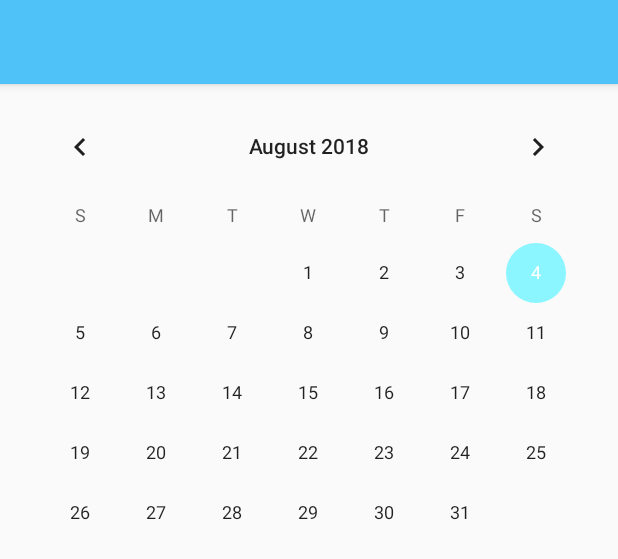
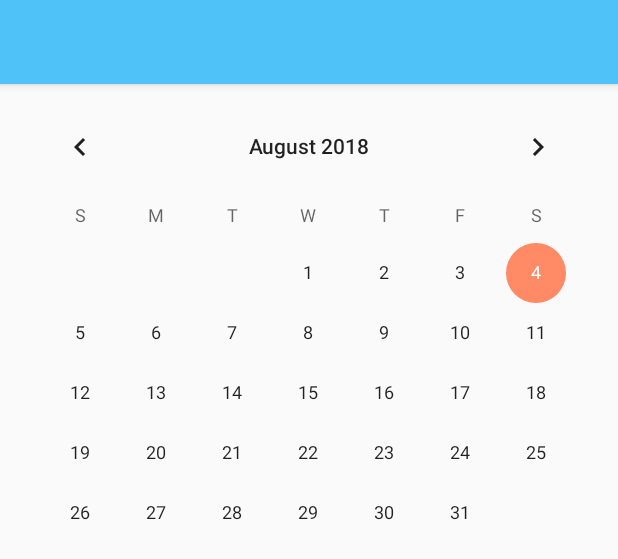
Before and after one commit to mfgabriel92/classes-android, an Android app: the layout activity_main.xml on its own in the app's theme, with its tools: preview values and no code run, on a phone screen of 412 x 824 dp. Shown: the top 559 px of the screen. Run offline under Robolectric (Android 15) with nearby library versions, the phone set to English and light mode, and no system bars.

Commit message:
WIP: add new schedule activity

```diff
--- a/app/build.gradle
+++ b/app/build.gradle
@@ -26,7 +26,7 @@ android {
 
 dependencies {
     implementation fileTree(dir: 'libs', include: ['*.jar'])
-    implementation"org.jetbrains.kotlin:kotlin-stdlib-jdk7:$kotlin_version"
+    implementation "org.jetbrains.kotlin:kotlin-stdlib-jdk7:$kotlin_version"
 
     implementation 'com.android.support:appcompat-v7:28.0.0-alpha1'
     implementation 'com.android.support.constraint:constraint-layout:1.1.2'
@@ -42,4 +42,6 @@ dependencies {
     testImplementation 'junit:junit:4.12'
     androidTestImplementation 'com.android.support.test:runner:1.0.2'
     androidTestImplementation 'com.android.support.test.espresso:espresso-core:3.0.2'
+
+    debugImplementation 'com.amitshekhar.android:debug-db:1.0.4'
 }
--- a/app/src/main/java/com/jjep/classes/database/Classes.kt
+++ b/app/src/main/java/com/jjep/classes/database/Classes.kt
@@ -10,8 +10,7 @@ data class Classes(
     @PrimaryKey(autoGenerate = true) var id: Int?,
     @ColumnInfo(name = "student_name") var studentName: String?,
     @ColumnInfo(name = "student_obs") var studentObs: String?,
-    @ColumnInfo(name = "class_time") var classTime: String?,
     @ColumnInfo(name = "date") var date: Date?
 ) {
-    constructor() : this(null, null, null, null, null)
+    constructor() : this(null, null, null, null)
 }
--- a/app/src/main/res/drawable/art_no_classes_today.xml
+++ b/app/src/main/res/drawable/art_no_classes_today.xml
@@ -1,9 +1,14 @@
-<vector android:height="24dp" android:viewportHeight="484.996"
-    android:viewportWidth="484.996" android:width="24dp" xmlns:android="http://schemas.android.com/apk/res/android">
-    <path android:fillColor="#93a7b5" android:pathData="M446.158,412.594v54.941h38.838v-93.779H38.838V214.617c0,-5.055 -1.895,-9.633 -5.684,-13.736c-3.789,-4.103 -8.367,-6.156 -13.735,-6.156c-5.368,0 -9.946,2.053 -13.735,6.156C1.895,204.986 0,209.565 0,214.617v252.918h38.838v-54.941H446.158L446.158,412.594z"/>
-    <path android:fillColor="#93a7b5" android:pathData="M108.95,316.447c9.788,0 18.313,-3.475 25.576,-10.42c7.263,-6.947 10.894,-15.316 10.894,-25.104c0,-9.789 -3.631,-18.155 -10.894,-25.102c-7.263,-6.946 -15.788,-10.421 -25.576,-10.421c-9.787,0 -18.156,3.476 -25.102,10.421c-6.946,6.946 -10.42,15.313 -10.42,25.102c0,9.789 3.474,18.158 10.42,25.104C90.794,312.973 99.163,316.447 108.95,316.447z"/>
-    <path android:fillColor="#93a7b5" android:pathData="M134.01,306.5H84.344c6.848,6.625 15.049,9.947 24.606,9.947C118.509,316.447 126.859,313.125 134.01,306.5z"/>
-    <path android:fillColor="#93a7b5" android:pathData="M475.997,287.082c-5.372,-4.736 -12.161,-7.736 -20.366,-9l-281.335,-27.469h-1.895c-5.052,0 -9.314,1.736 -12.788,5.209c-3.474,3.475 -5.21,7.736 -5.21,12.789v48.553c-2.054,-4.211 -33.441,7.809 -45.453,7.809c-12.086,0 -22.56,-4.346 -31.13,-12.916c-1.487,-1.488 -2.838,-3.037 -4.07,-4.637c-7.613,2.459 -13.125,9.594 -13.125,18.025v8.525c0,10.463 8.482,18.944 18.945,18.944h2.842h54.972h346.665v-47.36C484.049,297.975 481.364,291.818 475.997,287.082z"/>
-    <path android:fillColor="#93a7b5" android:pathData="M257.039,17.461c-38.441,0 -69.605,31.174 -69.605,69.613c0,38.42 31.164,69.584 69.605,69.584c38.433,0 69.587,-31.164 69.587,-69.584C326.626,48.635 295.472,17.461 257.039,17.461zM257.039,135.518c-26.728,0 -48.475,-21.734 -48.475,-48.447c0,-26.744 21.747,-48.492 48.475,-48.492c26.727,0 48.456,21.752 48.456,48.492C305.491,113.783 283.762,135.518 257.039,135.518z"/>
-    <path android:fillColor="#93a7b5" android:pathData="M263.02,83.232l0.004,-26.873c0,-3.303 -2.674,-5.969 -5.984,-5.969c-3.325,0 -6.003,2.666 -6.003,5.969v26.873v11.977v0.008h11.983v-0.008l26.875,0.008c3.297,0 5.982,-2.674 5.982,-5.99c0,-3.32 -2.688,-5.994 -5.982,-5.994L263.02,83.232L263.02,83.232z"/>
+<vector
+    xmlns:android="http://schemas.android.com/apk/res/android"
+    android:height="24dp"
+    android:width="24dp"
+    android:viewportHeight="484.996"
+    android:viewportWidth="484.996">
+
+    <path android:fillColor="@color/colorSecondary" android:pathData="M446.158,412.594v54.941h38.838v-93.779H38.838V214.617c0,-5.055 -1.895,-9.633 -5.684,-13.736c-3.789,-4.103 -8.367,-6.156 -13.735,-6.156c-5.368,0 -9.946,2.053 -13.735,6.156C1.895,204.986 0,209.565 0,214.617v252.918h38.838v-54.941H446.158L446.158,412.594z"/>
+    <path android:fillColor="@color/colorSecondary" android:pathData="M108.95,316.447c9.788,0 18.313,-3.475 25.576,-10.42c7.263,-6.947 10.894,-15.316 10.894,-25.104c0,-9.789 -3.631,-18.155 -10.894,-25.102c-7.263,-6.946 -15.788,-10.421 -25.576,-10.421c-9.787,0 -18.156,3.476 -25.102,10.421c-6.946,6.946 -10.42,15.313 -10.42,25.102c0,9.789 3.474,18.158 10.42,25.104C90.794,312.973 99.163,316.447 108.95,316.447z"/>
+    <path android:fillColor="@color/colorSecondary" android:pathData="M134.01,306.5H84.344c6.848,6.625 15.049,9.947 24.606,9.947C118.509,316.447 126.859,313.125 134.01,306.5z"/>
+    <path android:fillColor="@color/colorSecondary" android:pathData="M475.997,287.082c-5.372,-4.736 -12.161,-7.736 -20.366,-9l-281.335,-27.469h-1.895c-5.052,0 -9.314,1.736 -12.788,5.209c-3.474,3.475 -5.21,7.736 -5.21,12.789v48.553c-2.054,-4.211 -33.441,7.809 -45.453,7.809c-12.086,0 -22.56,-4.346 -31.13,-12.916c-1.487,-1.488 -2.838,-3.037 -4.07,-4.637c-7.613,2.459 -13.125,9.594 -13.125,18.025v8.525c0,10.463 8.482,18.944 18.945,18.944h2.842h54.972h346.665v-47.36C484.049,297.975 481.364,291.818 475.997,287.082z"/>
+    <path android:fillColor="@color/colorSecondary" android:pathData="M257.039,17.461c-38.441,0 -69.605,31.174 -69.605,69.613c0,38.42 31.164,69.584 69.605,69.584c38.433,0 69.587,-31.164 69.587,-69.584C326.626,48.635 295.472,17.461 257.039,17.461zM257.039,135.518c-26.728,0 -48.475,-21.734 -48.475,-48.447c0,-26.744 21.747,-48.492 48.475,-48.492c26.727,0 48.456,21.752 48.456,48.492C305.491,113.783 283.762,135.518 257.039,135.518z"/>
+    <path android:fillColor="@color/colorSecondary" android:pathData="M263.02,83.232l0.004,-26.873c0,-3.303 -2.674,-5.969 -5.984,-5.969c-3.325,0 -6.003,2.666 -6.003,5.969v26.873v11.977v0.008h11.983v-0.008l26.875,0.008c3.297,0 5.982,-2.674 5.982,-5.99c0,-3.32 -2.688,-5.994 -5.982,-5.994L263.02,83.232L263.02,83.232z"/>
 </vector>
--- /dev/null
+++ b/app/src/main/res/drawable/ic_add_white_24dp.xml
@@ -0,0 +1,5 @@
+<vector android:height="24dp" android:tint="#FFFFFF"
+    android:viewportHeight="24.0" android:viewportWidth="24.0"
+    android:width="24dp" xmlns:android="http://schemas.android.com/apk/res/android">
+    <path android:fillColor="#FF000000" android:pathData="M19,13h-6v6h-2v-6H5v-2h6V5h2v6h6v2z"/>
+</vector>
--- a/app/src/main/res/layout/activity_main.xml
+++ b/app/src/main/res/layout/activity_main.xml
@@ -5,7 +5,7 @@
     xmlns:tools="http://schemas.android.com/tools"
     android:layout_width="match_parent"
     android:layout_height="match_parent"
-    tools:context=".MainActivity">
+    tools:context=".ui.main.MainActivity">
 
     <android.support.v7.widget.Toolbar
         android:id="@+id/main_activity_toolbar"
@@ -43,8 +43,9 @@
 
         <ImageView
             android:id="@+id/img_no_classes"
-            android:layout_width="64dp"
-            android:layout_height="64dp"
+            android:layout_width="128dp"
+            android:layout_height="128dp"
+            android:layout_marginTop="16dp"
             android:layout_gravity="center"
             android:visibility="gone"
             android:src="@drawable/art_no_classes_today"/>
@@ -54,8 +55,10 @@
             android:layout_width="wrap_content"
             android:layout_height="wrap_content"
             android:layout_gravity="center"
+            android:layout_marginTop="8dp"
             android:visibility="gone"
             android:text="@string/no_classes_today"
+            android:textColor="@color/colorSecondary"
             tools:text="No classes for today" />
 
         <ProgressBar
--- a/app/src/main/res/values/colors.xml
+++ b/app/src/main/res/values/colors.xml
@@ -2,5 +2,6 @@
 <resources>
     <color name="colorPrimary">#4fc3f7</color>
     <color name="colorPrimaryDark">#0093c4</color>
-    <color name="colorAccent">#8bf6ff</color>
+    <color name="colorAccent">#ff8a65</color>
+    <color name="colorSecondary">#93a7b5</color>
 </resources>
--- a/app/src/main/res/values/strings.xml
+++ b/app/src/main/res/values/strings.xml
@@ -3,5 +3,9 @@
 
     <!-- MainActivity -->
     <string name="my_classes_title">My Classes</string>
+
+    <!-- AddActivity -->
+    <string name="new_schedule_title">New Schedule</string>
+
     <string name="no_classes_today">No classes for today</string>
 </resources>
```
Also changed, not shown: app/src/main/AndroidManifest.xml (+8 -4 lines), app/src/main/java/com/jjep/classes/database/ClassesDao.kt (+8 -2 lines), app/src/main/java/com/jjep/classes/ui/add/AddActivity.kt (added, +30 -0 lines), app/src/main/java/com/jjep/classes/ui/main/ClassesAdapter.kt (renamed from app/src/main/java/com/jjep/classes/ClassesAdapter.kt, +4 -6 lines), app/src/main/java/com/jjep/classes/ui/main/MainActivity.kt (renamed from app/src/main/java/com/jjep/classes/MainActivity.kt, +23 -25 lines), app/src/main/java/com/jjep/classes/ui/main/MainViewModel.kt (renamed from app/src/main/java/com/jjep/classes/viewmodel/MainViewModel.kt, +4 -3 lines), app/src/main/java/com/jjep/classes/ui/main/MainViewModelFactory.kt (added, +13 -0 lines), app/src/main/res/layout/activity_add.xml (added, +18 -0 lines), app/src/main/res/layout/class_item.xml (+0 -13 lines), app/src/main/res/menu/main_menu.xml (added, +11 -0 lines).
